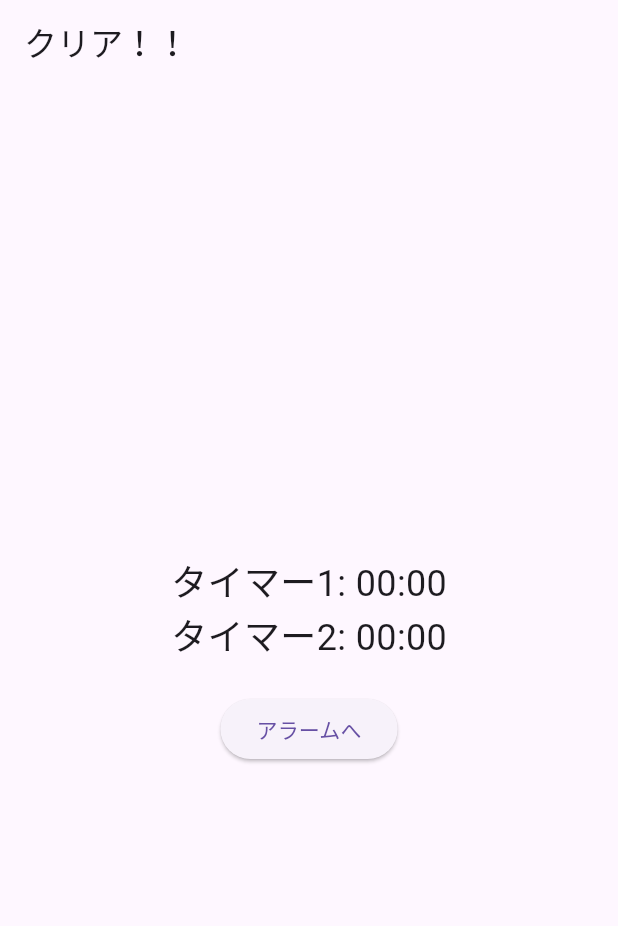
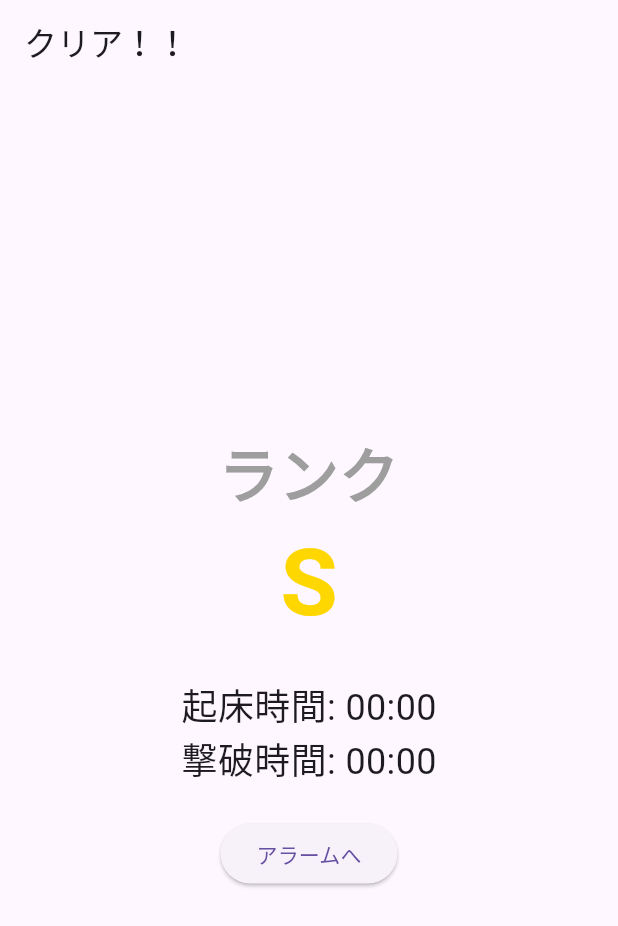
Before and after one commit to tanakacha/flutter_jr_hackathon, a Flutter app: the ClearScreen screen opened by its route, on a phone screen of 412 x 824 dp. Shown: the top 926 px of the screen. Run offline on Flutter 3.47's test engine with Material 3 defaults, Android fonts, the phone set to English and light mode, and no system bars; our stand-ins replace confetti, flutter_datetime_picker_plus, flutter_local_notifications, flutter_riverpod, gap, go_router and 4 more; missing offline and left inert: alarm, three_js, three_js_geometry, three_js_objects; generated files the repository leaves out were written again; Roboto replaces fonts that are missing (CustomFont).

Commit message:
ランク借り表示

```diff
--- a/lib/main.dart
+++ b/lib/main.dart
@@ -28,9 +28,9 @@ class MyApp extends StatelessWidget {
   @override
   Widget build(BuildContext context) {
     return MaterialApp.router(
-      theme: ThemeData(
-        fontFamily: 'CustomFont', // アプリ全体にカスタムフォントを適用
-      ),
+      // theme: ThemeData(
+      //   fontFamily: 'CustomFont', // アプリ全体にカスタムフォントを適用
+      // ),
       routerConfig: AppRouter.router,
     );
   }
--- a/lib/scenes/clear/clear_screen.dart
+++ b/lib/scenes/clear/clear_screen.dart
@@ -1,6 +1,7 @@
 import 'package:alarm/alarm.dart';
 import 'package:flutter/material.dart';
 import 'package:go_router/go_router.dart';
+import 'package:confetti/confetti.dart';
 
 class ClearScreen extends StatefulWidget {
   const ClearScreen({super.key});
@@ -8,14 +9,24 @@ class ClearScreen extends StatefulWidget {
   @override
   State<ClearScreen> createState() => _ClearScreenState();
 }
+
 class _ClearScreenState extends State<ClearScreen> {
   int checkTime = 0;
   int gameTime = 0;
+  final ConfettiController _confettiController =
+      ConfettiController(duration: const Duration(seconds: 10)); //
 
   @override
   void initState() {
     super.initState();
     stopAlarm();
+    _confettiController.play(); // 紙吹雪を開始
+  }
+
+  @override
+  void dispose() {
+    _confettiController.dispose(); // 紙吹雪のコントローラーを破棄
+    super.dispose();
   }
 
   @override
@@ -48,13 +59,33 @@ class _ClearScreenState extends State<ClearScreen> {
       appBar: AppBar(
         title: const Text('クリア！！'),
       ),
-      body: Center(
+      body: Stack(
+        children: [
+          Center(
             child: Column(
               mainAxisAlignment: MainAxisAlignment.center,
               children: [
-            Text('タイマー1: ${formatTime(checkTime)}',
+                // ランク表示
+                Text(
+                  'ランク', // ランクの文字
+                  style: TextStyle(
+                    fontSize: 40, // 大きなフォントサイズ
+                    color: Colors.grey,
+                    fontWeight: FontWeight.bold, // 太字
+                  ),
+                ),
+                Text(
+                  'S', // ランクを表示
+                  style: TextStyle(
+                    fontSize: 62, // 大きなフォントサイズ
+                    fontWeight: FontWeight.bold, // 太字
+                    color: Color(0xFFFFD700), // ランクの色
+                  ),
+                ),
+                const SizedBox(height: 20), // ランクとタイムの間にスペースを追加
+                Text('起床時間: ${formatTime(checkTime)}',
                     style: TextStyle(fontSize: 24)),
-            Text('タイマー2: ${formatTime(gameTime)}',
+                Text('撃破時間: ${formatTime(gameTime)}',
                     style: TextStyle(fontSize: 24)),
                 const SizedBox(height: 20),
                 ElevatedButton(
@@ -66,63 +97,23 @@ class _ClearScreenState extends State<ClearScreen> {
               ],
             ),
           ),
+          Align(
+            alignment: Alignment.topCenter, // 紙吹雪の位置を調整
+            child: ConfettiWidget(
+              confettiController: _confettiController,
+              blastDirectionality: BlastDirectionality.explosive, // 紙吹雪の方向
+              shouldLoop: true, // 紙吹雪をループさせない
+              numberOfParticles: 50,
+              colors: const [
+                Colors.red,
+                Colors.blue,
+                Colors.green,
+                Colors.yellow
+              ], // 紙吹雪の色
+            ),
+          ),
+        ],
+      ),
     );
   }
 }
-
-// class _ClearScreenState extends State<ClearScreen> {
-//   int checkTime = 0;
-//   int gameTime = 0;
-
-//   @override
-//   void initState() {
-//     super.initState();
-//     stopAlarm();
-
-//     // ルートから値を取得
-//     final extra = GoRouterState.of(context).extra as Map<String, dynamic>?;
-//     if (extra != null) {
-//       setState(() {
-//         checkTime = extra['checkTime'] ?? 0;
-//         gameTime = extra['gameTime'] ?? 0;
-//       });
-//     }
-//   }
-
-//   Future<void> stopAlarm() async {
-//     await Alarm.stopAll();
-//   }
-
-//   String formatTime(int totalSeconds) {
-//     int minutes = totalSeconds ~/ 60;
-//     int seconds = totalSeconds % 60;
-//     return '${minutes.toString().padLeft(2, '0')}:${seconds.toString().padLeft(2, '0')}';
-//   }
-
-//   @override
-//   Widget build(BuildContext context) {
-//     return Scaffold(
-//       appBar: AppBar(
-//         title: const Text('クリア！！'),
-//       ),
-//       body: Center(
-//         child: Column(
-//           mainAxisAlignment: MainAxisAlignment.center,
-//           children: [
-//             Text('タイマー1: ${formatTime(checkTime)}',
-//                 style: TextStyle(fontSize: 24)),
-//             Text('タイマー2: ${formatTime(gameTime)}',
-//                 style: TextStyle(fontSize: 24)),
-//             const SizedBox(height: 20),
-//             ElevatedButton(
-//               onPressed: () {
-//                 context.go('/');
-//               },
-//               child: const Text('アラームへ'),
-//             ),
-//           ],
-//         ),
-//       ),
-//     );
-//   }
-// }
--- a/pubspec.yaml
+++ b/pubspec.yaml
@@ -49,6 +49,7 @@ dependencies:
   permission_handler: ^11.4.0
   gap: ^3.0.1
   flutter_gl: ^0.0.21
+  confetti: ^0.8.0
 
 dev_dependencies:
   flutter_test:
```
Also changed, not shown: pubspec.lock, 3 other files. Lines whose indentation alone changed are shown as unchanged.
